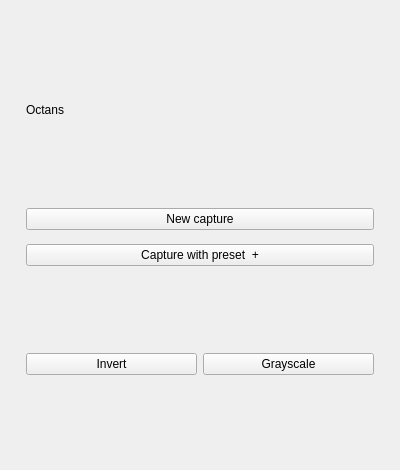
This is mainwindow.ui in point-o/Octans as Qt 5 draws it before an edit. The edited form follows.
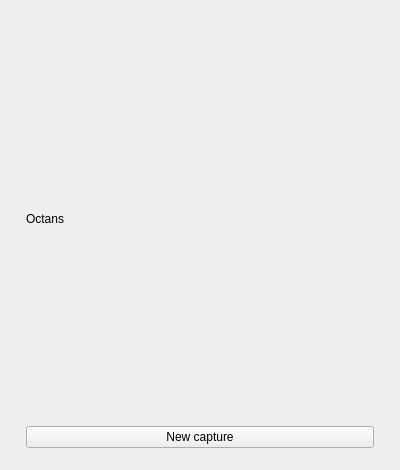
This is the edited form.

Commit message: Refine launcher styling and simplify capture controls

The edit to the form file:
```diff
--- a/mainwindow.ui
+++ b/mainwindow.ui
@@ -13,12 +13,6 @@
     <property name="bottomMargin"><number>22</number></property>
     <item><widget class="QLabel" name="wordmark"><property name="text"><string>Octans</string></property></widget></item>
     <item><widget class="QPushButton" name="newCaptureButton"><property name="text"><string>New capture</string></property><property name="accessibleName"><string>New capture</string></property></widget></item>
-    <item><widget class="QPushButton" name="presetToggle"><property name="text"><string>Capture with preset  +</string></property><property name="accessibleName"><string>Capture with preset</string></property><property name="accessibleDescription"><string>Show or hide the available capture presets.</string></property><property name="checkable"><bool>true</bool></property></widget></item>
-    <item><widget class="QWidget" name="presetPanel"><layout class="QHBoxLayout" name="presetLayout">
-     <property name="leftMargin"><number>0</number></property><property name="topMargin"><number>0</number></property><property name="rightMargin"><number>0</number></property><property name="bottomMargin"><number>0</number></property>
-     <item><widget class="QPushButton" name="invertButton"><property name="text"><string>Invert</string></property><property name="accessibleName"><string>Capture with Invert preset</string></property></widget></item>
-     <item><widget class="QPushButton" name="grayscaleButton"><property name="text"><string>Grayscale</string></property><property name="accessibleName"><string>Capture with Grayscale preset</string></property></widget></item>
-    </layout></widget></item>
    </layout>
   </widget>
  </widget>
```
Left out of the diff: 2 changed lines with no effect on the pictures. The commit also changes 1 other file.
